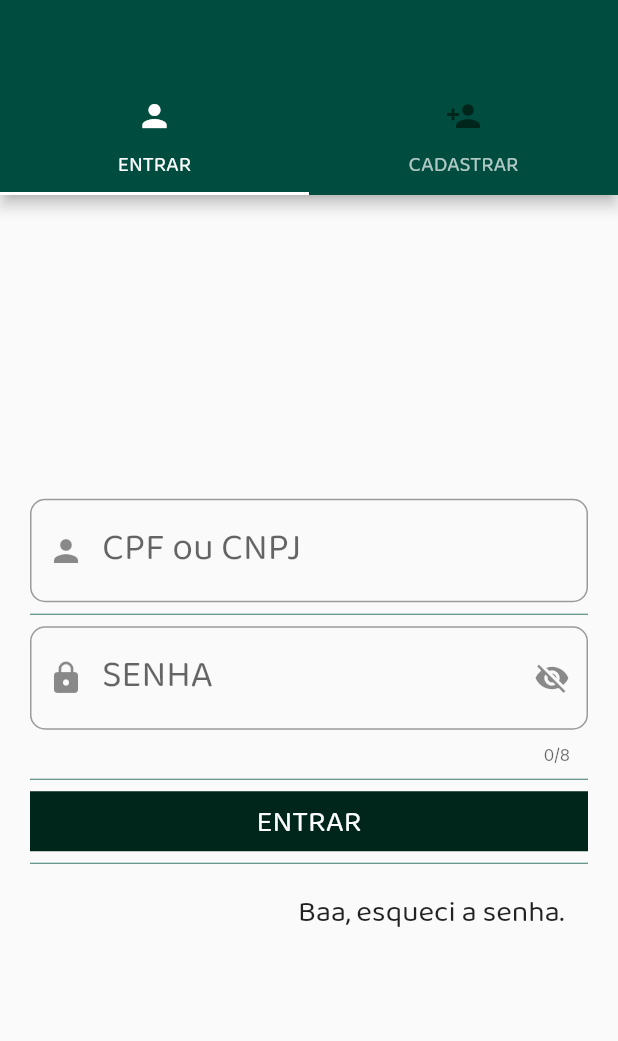
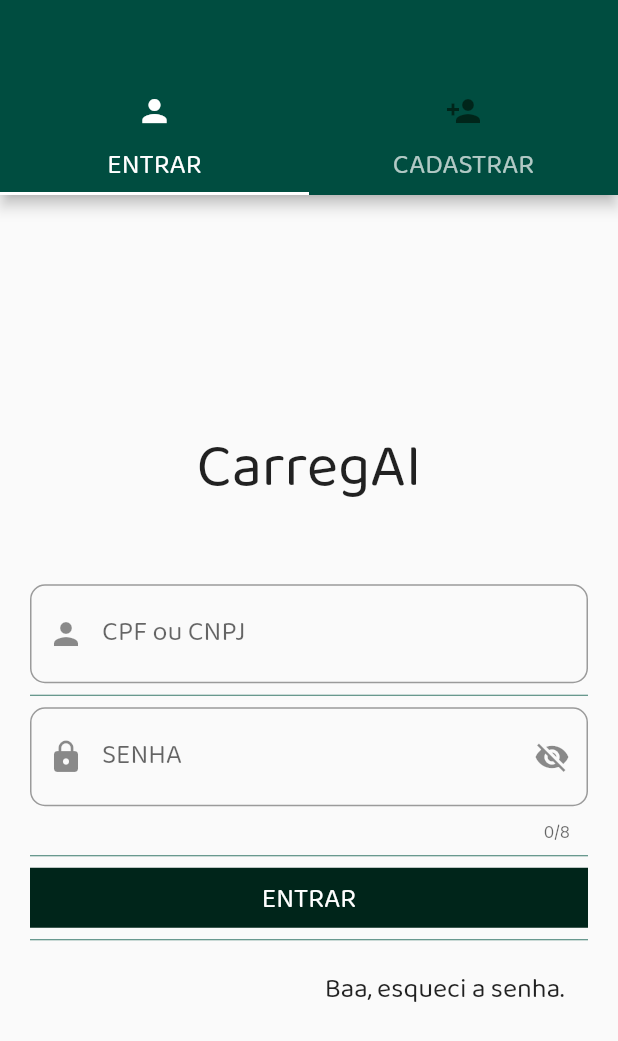
Before and after one commit to BeneBr/carregaiApp2, a Flutter app: the screen it shows after launch, on a phone screen of 412 x 824 dp. Shown: the top 1041 px of the screen. Run offline on Flutter 3.47's test engine with Material 2 defaults, Android fonts, the phone set to English and light mode, and no system bars; our stand-ins replace flutter_masked_text; missing offline and left inert: cpf_cnpj_validator.

Commit message:
Adicionado um texto no login

```diff
--- a/lib/Pages/MainPage/login.dart
+++ b/lib/Pages/MainPage/login.dart
@@ -40,6 +40,7 @@ class _LoginState extends State<Login> {
               child: Column(
                 mainAxisAlignment: MainAxisAlignment.center,
                 children: <Widget>[
+                  Container(margin: EdgeInsets.only(bottom: 50), child: Text("CarregAI", style: TextStyle(fontSize: 40),)),
                   cpfCnpj("CPF ou CNPJ"),
                   Divider(),
                   password("SENHA"),
@@ -62,7 +63,7 @@ class _LoginState extends State<Login> {
   Widget cpfCnpj(String label){
     return (
       TextFormField(
-        style: TextStyle(fontSize: 20),
+        style: TextStyle(fontSize: 18),
         keyboardType: TextInputType.number,
         controller: _cpfCnpjController,
         onChanged: (value){
@@ -80,7 +81,7 @@ class _LoginState extends State<Login> {
         },
         decoration: InputDecoration(
           labelText: label,
-          labelStyle: TextStyle(fontSize: 25),
+          labelStyle: TextStyle(fontSize: 18),
           prefixIcon: Icon(Icons.person),
           border: OutlineInputBorder(
             borderRadius: BorderRadius.circular(10),
@@ -94,13 +95,13 @@ class _LoginState extends State<Login> {
     return (
         TextFormField(
           maxLength: 8,
-          style: TextStyle(fontSize: 20),
+          style: TextStyle(fontSize: 18),
           keyboardType: TextInputType.text,
           obscureText: exibirSenha,
           controller: _senhaController,
           decoration: InputDecoration(
               labelText: label,
-              labelStyle: TextStyle(fontSize: 25),
+              labelStyle: TextStyle(fontSize: 18),
               prefixIcon: Icon(Icons.lock),
               suffixIcon: IconButton(
                 icon: exibirSenha == true ? Icon(Icons.visibility_off) : Icon(Icons.visibility) ,
@@ -140,7 +141,7 @@ class _LoginState extends State<Login> {
           width: double.infinity,
           child: FlatButton(
             splashColor: Theme.of(context).primaryColorLight,
-            child: Text(label, style: TextStyle(fontSize: 20, color: Colors.white),),
+            child: Text(label, style: TextStyle(fontSize: 18, color: Colors.white),),
             onPressed: ()=>null,
           ),
         )
@@ -151,7 +152,7 @@ class _LoginState extends State<Login> {
     return (
       Container(
         child: FlatButton(
-          child: Text(label, style: TextStyle(fontSize: 20),),
+          child: Text(label, style: TextStyle(fontSize: 18),),
           onPressed: ()=>null,
         ),
       )
--- a/lib/Pages/MainPage/tabbed_bar.dart
+++ b/lib/Pages/MainPage/tabbed_bar.dart
@@ -12,6 +12,7 @@ class TabbedBar extends StatelessWidget {
       child: Scaffold(
         appBar: AppBar(
           bottom: TabBar(
+            labelStyle: TextStyle(fontSize: 18),
             indicatorColor: Theme.of(context).primaryColor,
             tabs: <Widget>[
               Tab(text: "ENTRAR", icon: Icon(Icons.person),),
```
Also changed, not shown: lib/Pages/MainPage/cadastro.dart (+7 -7 lines).
